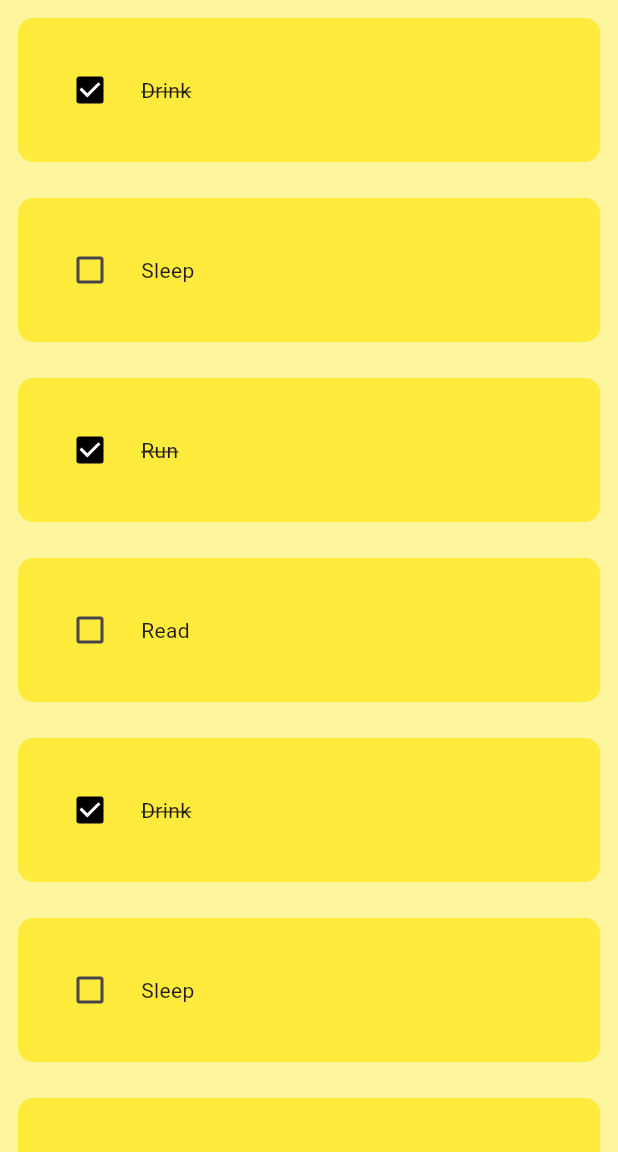
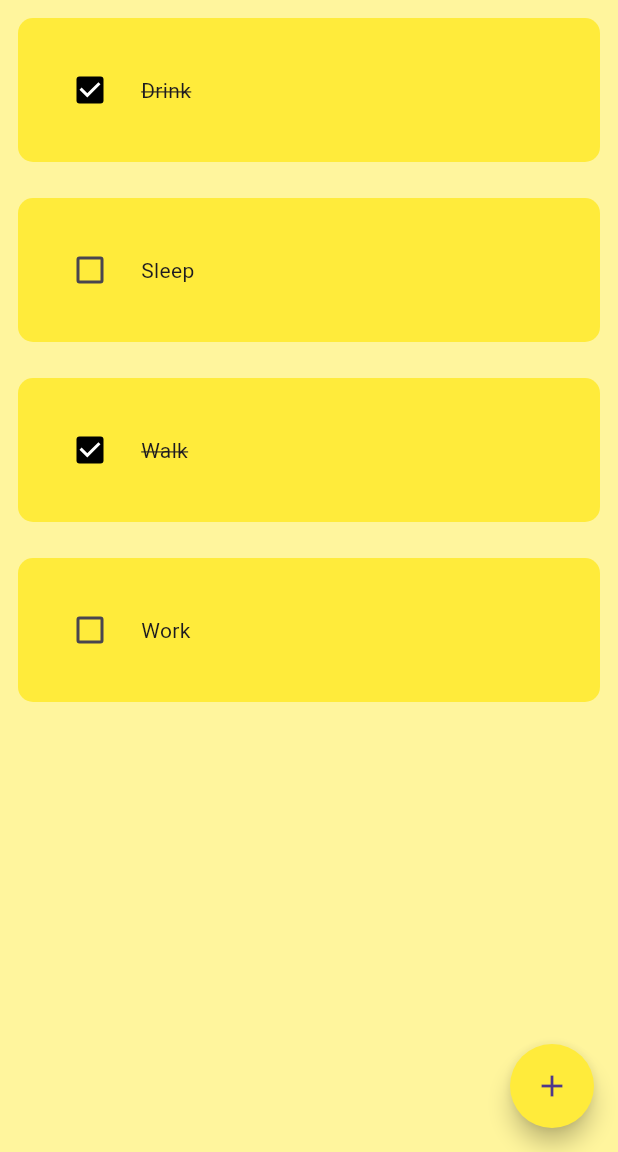
Before and after one commit to Jinukrishnan/FLUTTER, a Flutter app: the screen it shows after launch, on a phone screen of 412 x 824 dp, the part 84-1236 px from its top. Run offline on Flutter 3.47's test engine with Material 3 defaults, Android fonts, the phone set to English and light mode, and no system bars; drawn by our look-alikes of flutter_slidable; our stand-ins replace hive, hive_flutter, math_expressions, shared_preferences; accounts and stored records are empty.

Commit message:
'hive todo

```diff
--- a/lib/Apps/12_HiveTODO/HiveTodo.dart
+++ b/lib/Apps/12_HiveTODO/HiveTodo.dart
@@ -1,3 +1,4 @@
+import 'package:apps/Apps/12_HiveTODO/pages/DialogueBox.dart';
 import 'package:apps/Apps/12_HiveTODO/pages/ToDoList.dart';
 import 'package:flutter/material.dart';
 
@@ -9,24 +10,47 @@ class HiveTodo extends StatefulWidget {
 }
 
 class _HiveTodoState extends State<HiveTodo> {
-  final List<Map<dynamic, dynamic>> todos = [
-    {"taskName": "Drink", "taskCompleted": true},
-    {"taskName": "Sleep", "taskCompleted": false},
-    {"taskName": "Run", "taskCompleted": true},
-    {"taskName": "Read", "taskCompleted": false},
-    {"taskName": "Drink", "taskCompleted": true},
-    {"taskName": "Sleep", "taskCompleted": false},
-    {"taskName": "Run", "taskCompleted": true},
-    {"taskName": "Read", "taskCompleted": false},
-    {"taskName": "Drink", "taskCompleted": true},
-    {"taskName": "Sleep", "taskCompleted": false},
-    {"taskName": "Run", "taskCompleted": true},
-    {"taskName": "Read", "taskCompleted": false},
+  TextEditingController _controller = TextEditingController();
+  final List<List<dynamic>> todos = [
+    ["Drink", true],
+    ["Sleep", false],
+    ["Walk", true],
+    ["Work", false],
   ];
   void checkBoxChanged(bool? value, int index) {
     setState(() {
-      todos[index]["taskCompleted"] = !todos[index]["taskCompleted"];
+      todos[index][1] = !todos[index][1];
     });
+  }
+
+  void onSave() {
+    setState(() {
+      todos.add([_controller.text, false]);
+    });
+    _controller.clear();
+    Navigator.of(context).pop();
+  }
+
+  void onCancel() {
+    Navigator.of(context).pop();
+  }
+
+  void onDelete(int index) {
+    setState(() {
+      todos.removeAt(index);
+    });
+  }
+
+  void createNewTask() {
+    showDialog(
+        context: context,
+        builder: (context) {
+          return DialogueBox(
+            controller: _controller,
+            onSave: onSave,
+            onCancel: onCancel,
+          );
+        });
   }
 
   @override
@@ -46,10 +70,18 @@ class _HiveTodoState extends State<HiveTodo> {
           itemCount: todos.length,
           itemBuilder: (context, index) {
             return ToDoList(
-                taskName: todos[index]["taskName"],
-                taskCompleted: todos[index]["taskCompleted"],
+                onDelete: (context) => onDelete(index),
+                taskName: todos[index][0],
+                taskCompleted: todos[index][1],
                 onChange: (value) => checkBoxChanged(value, index));
           }),
+      floatingActionButton: FloatingActionButton(
+        onPressed: createNewTask,
+        child: Icon(Icons.add),
+        backgroundColor: Colors.yellow,
+        hoverColor: Colors.yellow[700],
+        shape: RoundedRectangleBorder(borderRadius: BorderRadius.circular(100)),
+      ),
     );
   }
 }
--- a/lib/Apps/12_HiveTODO/pages/ToDoList.dart
+++ b/lib/Apps/12_HiveTODO/pages/ToDoList.dart
@@ -1,19 +1,36 @@
 import 'package:flutter/material.dart';
+import 'package:flutter_slidable/flutter_slidable.dart';
 
 class ToDoList extends StatelessWidget {
   final String taskName;
   final bool taskCompleted;
   Function(bool?) onChange;
+  Function(BuildContext)? onDelete;
   ToDoList(
       {super.key,
       required this.taskName,
       required this.taskCompleted,
-      required this.onChange});
+      required this.onChange,
+      required this.onDelete});
 
   @override
   Widget build(BuildContext context) {
     return Padding(
-      padding: const EdgeInsets.all(12),
+      padding: EdgeInsets.all(12),
+      child: Slidable(
+        endActionPane: ActionPane(
+          motion: StretchMotion(),
+          children: [
+            SlidableAction(
+              icon: Icons.delete,
+              onPressed: onDelete,
+              backgroundColor: Colors.red,
+              borderRadius: BorderRadius.only(
+                  topRight: Radius.circular(10),
+                  bottomRight: Radius.circular(10)),
+            )
+          ],
+        ),
         child: Container(
           padding: EdgeInsets.all(24),
           decoration: BoxDecoration(
@@ -40,6 +57,7 @@ class ToDoList extends StatelessWidget {
             ],
           ),
         ),
+      ),
     );
   }
 }
--- a/pubspec.yaml
+++ b/pubspec.yaml
@@ -40,6 +40,7 @@ dependencies:
   shared_preferences: ^2.3.1
   hive: ^2.2.3
   hive_flutter: ^1.1.0
+  flutter_slidable: ^3.1.1
 
 
 dev_dependencies:
```
Also changed, not shown: lib/Apps/12_HiveTODO/pages/Buttons.dart (added, +17 -0 lines), lib/Apps/12_HiveTODO/pages/DialogueBox.dart (added, +45 -0 lines), pubspec.lock. Lines whose indentation alone changed are shown as unchanged.
